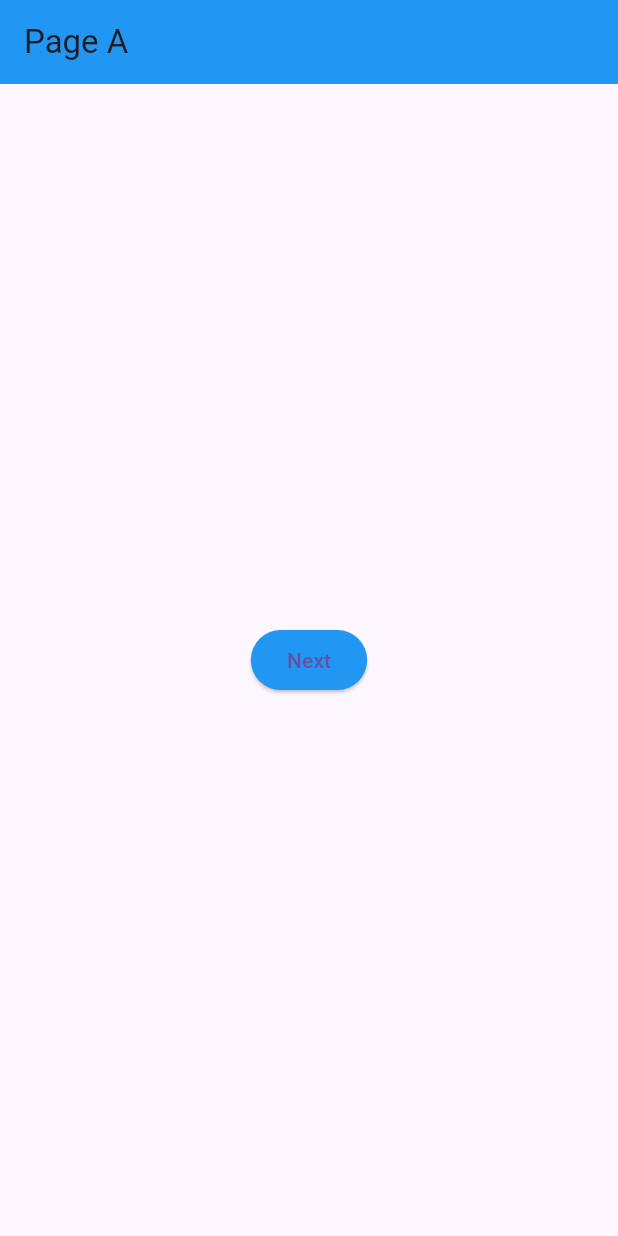
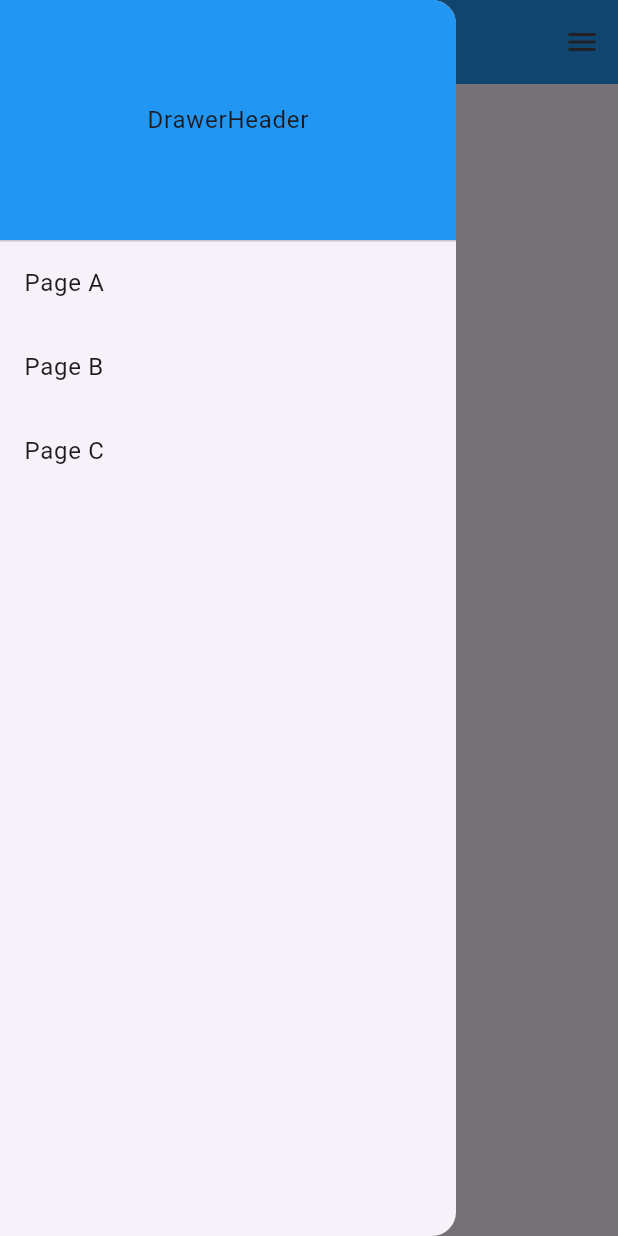
Before and after one commit to SwiftShimizu/FlutterApp, a Flutter app: the screen it shows after launch, with the side drawer open (before the commit the screen has no drawer), on a phone screen of 412 x 824 dp. Run offline on Flutter 3.47's test engine with Material 3 defaults, Android fonts, the phone set to English and light mode, and no system bars; our stand-ins replace go_router.

Commit message:
drawer対応

```diff
--- a/lib/main.dart
+++ b/lib/main.dart
@@ -1,39 +1,31 @@
 import 'package:flutter/material.dart';
-import 'package:flutterapp/page_a.dart';
-import 'package:flutterapp/page_b.dart';
-import 'package:flutterapp/page_c.dart';
-import 'package:go_router/go_router.dart';
+import 'package:flutterapp/side_menu.dart';
 
 void main() {
-  final app = App();
+  final appBar = AppBar(
+    title: const Text('Flutter Example'),
+    backgroundColor: Colors.blue,
+  );
+
+  // ドロワー
+  const drawer = Drawer(
+    child: SideMenu(),
+  );
+
+  // エンドドロワー
+  const endDrawer = Drawer(
+    child: SideMenu(),
+  );
+
+  final scaffold = Scaffold(
+    appBar: appBar,
+    drawer: drawer,
+    endDrawer: endDrawer,
+  );
+
+  final app = MaterialApp(
+    home: scaffold,
+  );
+
   runApp(app);
 }
-
-class App extends StatelessWidget {
-  // go_ruterはconstと一緒に使うことができない
-  App({Key? key}) : super(key: key);
-
-  final router = GoRouter(initialLocation: '/a', routes: [
-    GoRoute(
-      path: '/a',
-      builder: (context, state) => PageA(),
-    ),
-    GoRoute(
-      path: '/b',
-      builder: (context, state) => PageB(),
-    ),
-    GoRoute(
-      path: '/c',
-      builder: (context, state) => PageC(),
-    ),
-  ]);
-
-  @override
-  Widget build(BuildContext context) {
-    return MaterialApp.router(
-      routeInformationProvider: router.routeInformationProvider,
-      routeInformationParser: router.routeInformationParser,
-      routerDelegate: router.routerDelegate,
-    );
-  }
-}
--- /dev/null
+++ b/lib/side_menu.dart
@@ -0,0 +1,40 @@
+import 'package:flutter/material.dart';
+
+class SideMenu extends StatelessWidget {
+  const SideMenu({super.key});
+
+  @override
+  Widget build(BuildContext context) {
+    return ListView(
+      children: [
+        DrawerHeader(
+          padding: const EdgeInsets.all(0),
+          margin: const EdgeInsets.all(0),
+          child: Container(
+            color: Colors.blue,
+            alignment: Alignment.center,
+            child: const Text('DrawerHeader'),
+          ),
+        ),
+        ListTile(
+          title: const Text('Page A'),
+          onTap: () {
+            debugPrint('Page A');
+          },
+        ),
+        ListTile(
+          title: const Text('Page B'),
+          onTap: () {
+            debugPrint('Page B');
+          },
+        ),
+        ListTile(
+          title: const Text('Page C'),
+          onTap: () {
+            debugPrint('Page C');
+          },
+        ),
+      ],
+    );
+  }
+}
```
